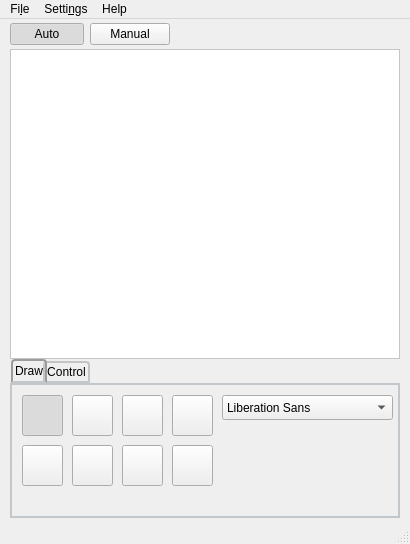
The window that gui/Draw-Vinci.ui (kthenrique/Draw-Vinci) describes before a commit, drawn with Qt 5.
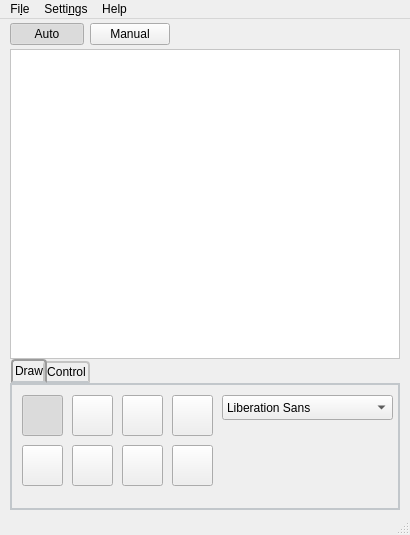
The same window after the commit. Icons and pictures are not drawn.

Commit message:
Fix update of tool icon and cursor hot spot
The signal for changing the icon of statusbar and cursor was
buttonPressed. The user could press and drag a tool button and change
the icon and cursor without changing the tool for drawing.
Now the signal buttonToggled solves just that.
Besides, the cursor hot spot is now defined as the bottom left point of
the pixmap used.

```diff
--- a/gui/Draw-Vinci.ui
+++ b/gui/Draw-Vinci.ui
@@ -7,19 +7,19 @@
     <x>0</x>
     <y>0</y>
     <width>410</width>
-    <height>544</height>
+    <height>535</height>
    </rect>
   </property>
   <property name="minimumSize">
    <size>
     <width>410</width>
-    <height>0</height>
+    <height>535</height>
    </size>
   </property>
   <property name="maximumSize">
    <size>
-    <width>10000</width>
-    <height>10000</height>
+    <width>410</width>
+    <height>535</height>
    </size>
   </property>
   <property name="windowTitle">
@@ -154,7 +154,7 @@
       <x>10</x>
       <y>340</y>
       <width>390</width>
-      <height>159</height>
+      <height>151</height>
      </rect>
     </property>
     <property name="sizePolicy">
@@ -166,13 +166,13 @@
     <property name="minimumSize">
      <size>
       <width>390</width>
-      <height>0</height>
+      <height>151</height>
      </size>
     </property>
     <property name="maximumSize">
      <size>
-      <width>1000</width>
-      <height>16777215</height>
+      <width>390</width>
+      <height>151</height>
      </size>
     </property>
     <property name="styleSheet">
```
The commit also changes 2 other files.
